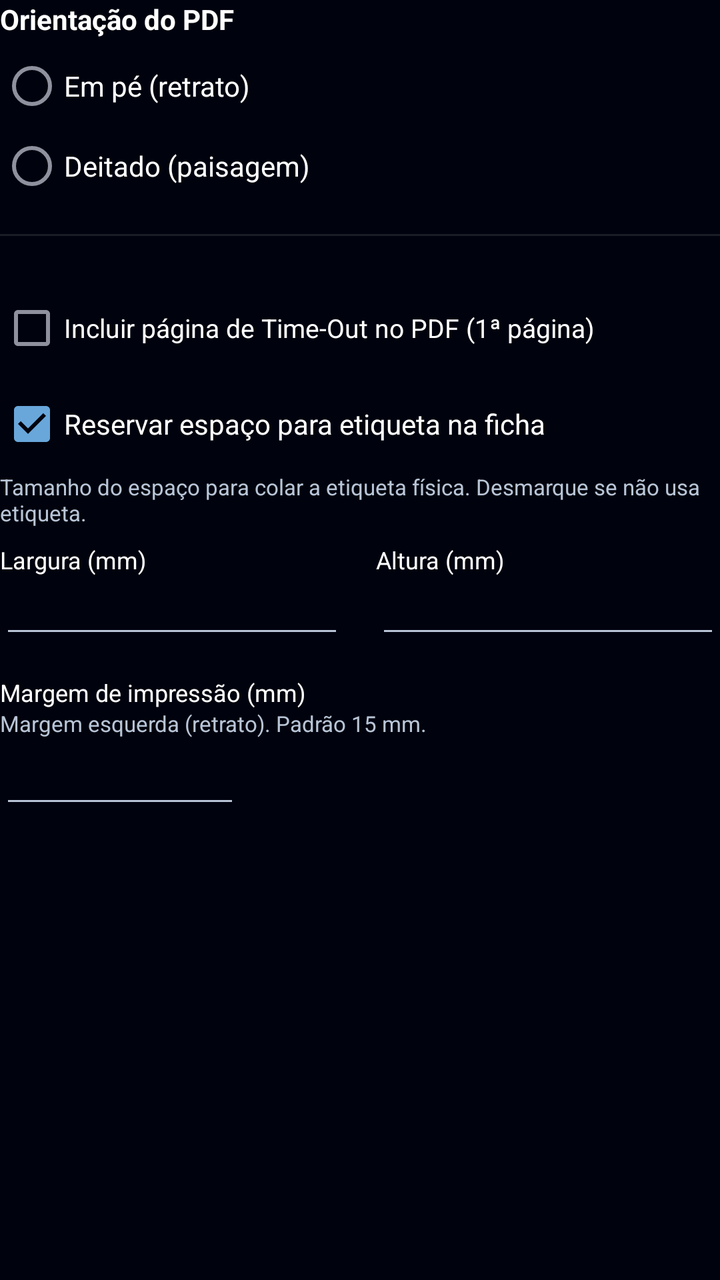
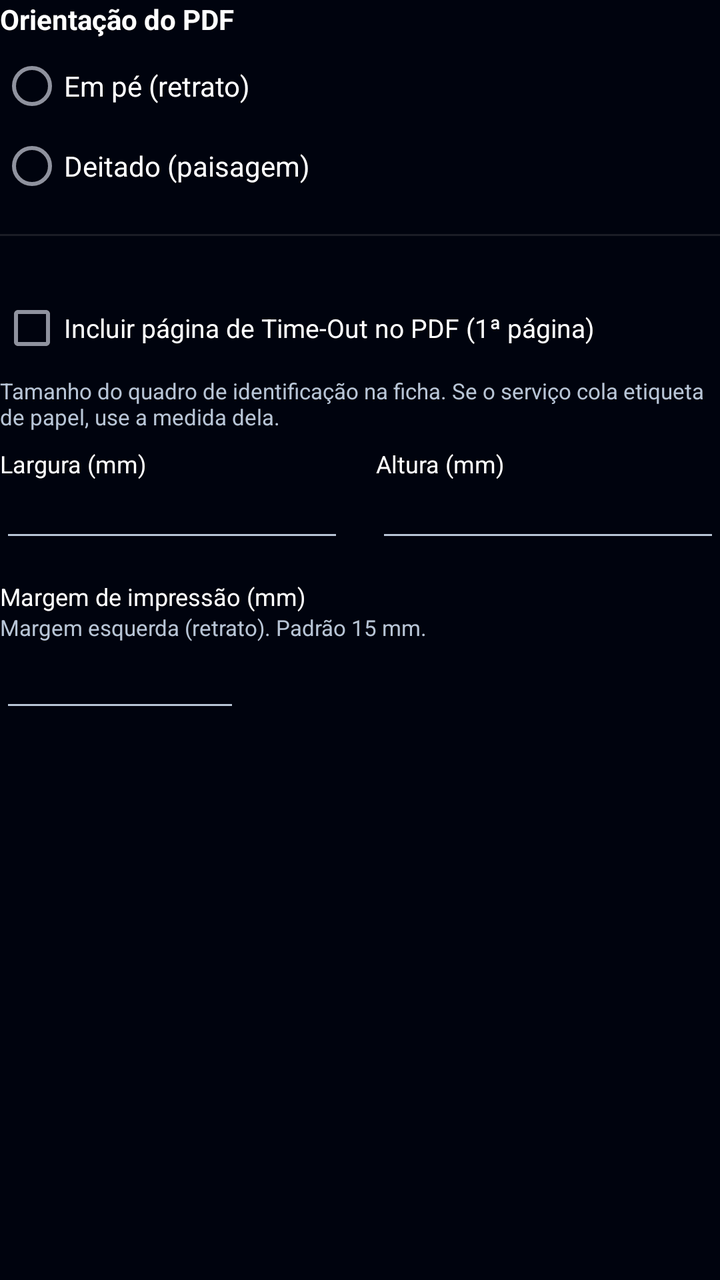

Two renders of the same Android screen: before a commit and after it. Below are the layout's source before the change and the commit's diff.
<!-- AndroidManifest.xml: application theme Theme.Radioterapia -->
<!-- res/layout/group_pdf.xml -->
<?xml version="1.0" encoding="utf-8"?>
<LinearLayout xmlns:android="http://schemas.android.com/apk/res/android"
    android:layout_width="match_parent"
    android:layout_height="wrap_content"
    android:orientation="vertical">

    <TextView
        android:layout_width="wrap_content"
        android:layout_height="wrap_content"
        android:text="@string/pdf_orientation"
        android:textSize="14sp"
        android:textStyle="bold"
        android:textColor="@color/text_primary"
        android:layout_marginBottom="4dp" />

    <RadioGroup
        android:id="@+id/rgPdfOrientation"
        android:layout_width="match_parent"
        android:layout_height="wrap_content"
        android:orientation="vertical">

        <RadioButton
            android:id="@+id/rbPdfPortrait"
            android:layout_width="match_parent"
            android:layout_height="wrap_content"
            android:minHeight="40dp"
            android:text="@string/pdf_portrait"
            android:textColor="@color/text_primary"
            android:textSize="14sp" />

        <RadioButton
            android:id="@+id/rbPdfLandscape"
            android:layout_width="match_parent"
            android:layout_height="wrap_content"
            android:minHeight="40dp"
            android:text="@string/pdf_landscape"
            android:textColor="@color/text_primary"
            android:textSize="14sp" />
    </RadioGroup>

    <View
        android:layout_width="match_parent"
        android:layout_height="1dp"
        android:background="#33888888"
        android:layout_marginTop="14dp"
        android:layout_marginBottom="10dp" />

    <CheckBox
        android:id="@+id/chkPdfTimeOut"
        android:layout_width="wrap_content"
        android:layout_height="wrap_content"
        android:layout_marginTop="12dp"
        android:text="@string/pdf_timeout_check"
        android:textColor="@color/text_primary"
        android:textSize="13sp" />

    <CheckBox
        android:id="@+id/chkUsarEtiqueta"
        android:layout_width="match_parent"
        android:layout_height="wrap_content"
        android:text="@string/pdf_use_label_space"
        android:textColor="@color/text_primary"
        android:textSize="14sp"
        android:checked="true" />

    <TextView
        android:layout_width="match_parent"
        android:layout_height="wrap_content"
        android:text="@string/pdf_label_size_hint"
        android:textSize="11sp"
        android:textColor="@color/text_secondary"
        android:layout_marginBottom="8dp" />

    <LinearLayout
        android:id="@+id/layoutEtiquetaTamanho"
        android:layout_width="match_parent"
        android:layout_height="wrap_content"
        android:orientation="horizontal">

        <LinearLayout
            android:layout_width="0dp"
            android:layout_weight="1"
            android:layout_height="wrap_content"
            android:orientation="vertical"
            android:layout_marginEnd="8dp">

            <TextView
                android:layout_width="wrap_content"
                android:layout_height="wrap_content"
                android:text="@string/pdf_label_width_mm"
                android:textSize="12sp"
                android:textColor="@color/text_primary" />

            <EditText
                android:id="@+id/edtEtiquetaLargura"
                android:layout_width="match_parent"
                android:layout_height="wrap_content"
                android:inputType="number"
                android:textColor="@color/text_primary"
                android:textSize="14sp" />
        </LinearLayout>

        <LinearLayout
            android:layout_width="0dp"
            android:layout_weight="1"
            android:layout_height="wrap_content"
            android:orientation="vertical"
            android:layout_marginStart="8dp">

            <TextView
                android:layout_width="wrap_content"
                android:layout_height="wrap_content"
                android:text="@string/pdf_label_height_mm"
                android:textSize="12sp"
                android:textColor="@color/text_primary" />

            <EditText
                android:id="@+id/edtEtiquetaAltura"
                android:layout_width="match_parent"
                android:layout_height="wrap_content"
                android:inputType="number"
                android:textColor="@color/text_primary"
                android:textSize="14sp" />
        </LinearLayout>
    </LinearLayout>

    <TextView
        android:layout_width="wrap_content"
        android:layout_height="wrap_content"
        android:layout_marginTop="14dp"
        android:text="@string/pdf_margin_label"
        android:textSize="12sp"
        android:textColor="@color/text_primary" />

    <TextView
        android:id="@+id/txtMargemHint"
        android:layout_width="match_parent"
        android:layout_height="wrap_content"
        android:text="@string/pdf_margin_hint_portrait"
        android:textSize="11sp"
        android:textColor="@color/text_secondary" />

    <EditText
        android:id="@+id/edtPdfMargem"
        android:layout_width="120dp"
        android:layout_height="wrap_content"
        android:layout_marginTop="4dp"
        android:inputType="number"
        android:textColor="@color/text_primary"
        android:textSize="14sp" />
</LinearLayout>
<!-- resources referenced by this layout -->
<resources>
  <color name="text_primary">#FFFFFF</color>
  <color name="text_secondary">#B8C5D6</color>
  <string name="pdf_label_height_mm">Altura (mm)</string>
  <string name="pdf_label_size_hint">Tamanho do espaço para colar a etiqueta física. Desmarque se não usa etiqueta.</string>
  <string name="pdf_label_width_mm">Largura (mm)</string>
  <string name="pdf_landscape">Deitado (paisagem)</string>
  <string name="pdf_margin_hint_portrait">Margem esquerda (retrato). Padrão 15 mm.</string>
  <string name="pdf_margin_label">Margem de impressão (mm)</string>
  <string name="pdf_orientation">Orientação do PDF</string>
  <string name="pdf_portrait">Em pé (retrato)</string>
  <string name="pdf_timeout_check">Incluir página de Time-Out no PDF (1ª página)</string>
  <string name="pdf_use_label_space">Reservar espaço para etiqueta na ficha</string>
  <style name="Theme.Radioterapia" parent="Theme.MaterialComponents.NoActionBar">
          <item name="colorPrimary">@color/brand_primary</item>
          <item name="colorPrimaryVariant">@color/brand_primary_dark</item>
          <item name="colorOnPrimary">@color/text_on_dark</item>
          <item name="colorSecondary">@color/brand_accent</item>
          <item name="colorOnSecondary">@color/text_on_dark</item>
  
          <item name="colorSurface">@color/bg_card</item>
          <item name="colorOnSurface">@color/text_primary</item>
          <item name="android:colorBackground">@color/bg_main</item>
          <item name="colorOnBackground">@color/text_primary</item>
  
          <item name="android:textColorPrimary">@color/text_primary</item>
          <item name="android:textColorSecondary">@color/text_secondary</item>
          <item name="android:textColorTertiary">@color/text_tertiary</item>
  
          <item name="android:windowBackground">@color/bg_main</item>
          <item name="android:statusBarColor" tools:targetApi="l">@color/bg_main</item>
          <item name="android:windowLightStatusBar" tools:targetApi="m">false</item>
      </style>
  <color name="brand_primary">#42A5F5</color>
  <color name="brand_primary_dark">#1565C0</color>
  <color name="text_on_dark">#FFFFFF</color>
  <color name="brand_accent">#69A7DB</color>
  <color name="bg_card">#0B132C</color>
  <color name="bg_main">#00030E</color>
  <color name="text_tertiary">#8896AC</color>
</resources>

<!-- the commit's change to res/layout/group_pdf.xml (unified diff, before → after) -->
@@ -53,15 +53,6 @@
         android:text="@string/pdf_timeout_check"
         android:textColor="@color/text_primary"
         android:textSize="13sp" />
-
-    <CheckBox
-        android:id="@+id/chkUsarEtiqueta"
-        android:layout_width="match_parent"
-        android:layout_height="wrap_content"
-        android:text="@string/pdf_use_label_space"
-        android:textColor="@color/text_primary"
-        android:textSize="14sp"
-        android:checked="true" />
 
     <TextView
         android:layout_width="match_parent"
<!-- resource entries referenced after the edit -->
@@ -3,7 +3,7 @@
   <color name="text_primary">#FFFFFF</color>
   <color name="text_secondary">#B8C5D6</color>
   <string name="pdf_label_height_mm">Altura (mm)</string>
-  <string name="pdf_label_size_hint">Tamanho do espaço para colar a etiqueta física. Desmarque se não usa etiqueta.</string>
+  <string name="pdf_label_size_hint">Tamanho do quadro de identificação na ficha. Se o serviço cola etiqueta de papel, use a medida dela.</string>
   <string name="pdf_label_width_mm">Largura (mm)</string>
   <string name="pdf_landscape">Deitado (paisagem)</string>
   <string name="pdf_margin_hint_portrait">Margem esquerda (retrato). Padrão 15 mm.</string>
@@ -11,7 +11,6 @@
   <string name="pdf_orientation">Orientação do PDF</string>
   <string name="pdf_portrait">Em pé (retrato)</string>
   <string name="pdf_timeout_check">Incluir página de Time-Out no PDF (1ª página)</string>
-  <string name="pdf_use_label_space">Reservar espaço para etiqueta na ficha</string>
   <style name="Theme.Radioterapia" parent="Theme.MaterialComponents.NoActionBar">
           <item name="colorPrimary">@color/brand_primary</item>
           <item name="colorPrimaryVariant">@color/brand_primary_dark</item>
